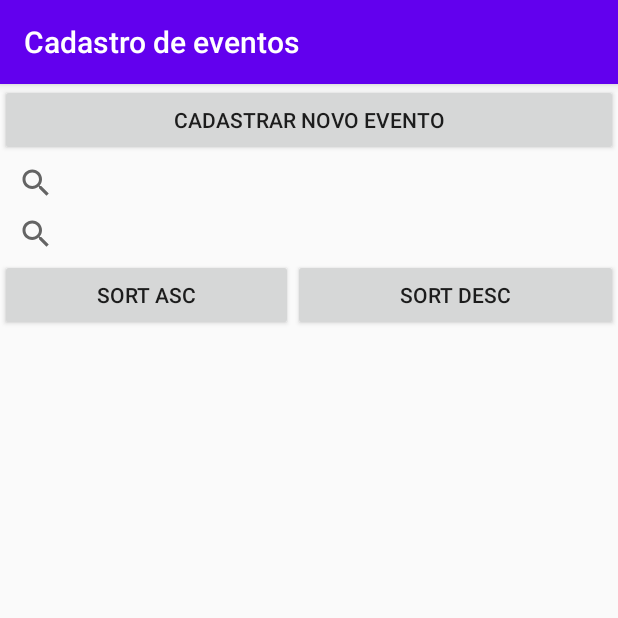
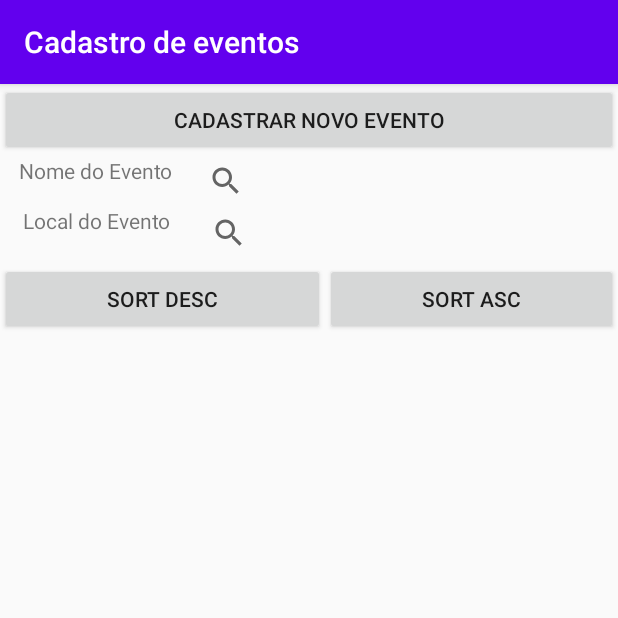
Before and after one commit to fontanfellipe/sistema-de-eventos, an Android app: the screen it shows after launch (MainActivity), on a phone screen of 412 x 824 dp, the top half of it. Run offline under Robolectric (Android 15) with nearby library versions, the phone set to English and light mode, and no system bars.

Commit message:
06-11 - Commit

```diff
--- a/app/src/main/java/br/senai/sc/sistemaeventos/MainActivity.java
+++ b/app/src/main/java/br/senai/sc/sistemaeventos/MainActivity.java
@@ -22,7 +22,6 @@ public class MainActivity extends AppCompatActivity {
     private ListView listViewEventos;
     private ArrayAdapter<Evento> adapterEventos;
     private int id = 0;
-
 
     @Override
     protected void onCreate(Bundle savedInstanceState) {
--- a/app/src/main/java/br/senai/sc/sistemaeventos/database/DatabaseDBHelper.java
+++ b/app/src/main/java/br/senai/sc/sistemaeventos/database/DatabaseDBHelper.java
@@ -3,9 +3,7 @@ package br.senai.sc.sistemaeventos.database;
 import android.content.Context;
 import android.database.sqlite.SQLiteDatabase;
 import android.database.sqlite.SQLiteOpenHelper;
-
 import androidx.annotation.Nullable;
-
 import br.senai.sc.sistemaeventos.database.contract.EventContract;
 
 public class DatabaseDBHelper extends SQLiteOpenHelper {
--- a/app/src/main/java/br/senai/sc/sistemaeventos/modelo/Evento.java
+++ b/app/src/main/java/br/senai/sc/sistemaeventos/modelo/Evento.java
@@ -52,6 +52,6 @@ public class Evento implements Serializable {
     }
 
     public String toString() {
-        return id + " - Nome do evento: " + nome + "\n  Local do Evento: " + local + "\n  Data do Evento: " + data;
+        return id + " - Nome do evento: " + nome + "  \n   - Local do Evento: " + local + "\n   - Data do Evento: " + data;
     }
 }
--- a/app/src/main/res/layout/activity_main.xml
+++ b/app/src/main/res/layout/activity_main.xml
@@ -18,32 +18,54 @@
             android:onClick="onClickNovoEvento"
             android:text="Cadastrar Novo Evento" />
 
-        <SearchView
-            android:id="@+id/busca_local"
+        <LinearLayout
             android:layout_width="match_parent"
-            android:layout_height="35dp">
+            android:layout_height="wrap_content"
+            android:orientation="horizontal">
 
-        </SearchView>
+            <TextView
+                android:id="@+id/labelNome"
+                android:layout_width="wrap_content"
+                android:layout_height="wrap_content"
+                android:layout_weight="1"
+                android:text="Nome do Evento"
+                android:textAlignment="center" />
 
-        <SearchView
-            android:id="@+id/busca_nome"
+            <SearchView
+                android:id="@+id/busca_nome"
+                android:layout_width="285dp"
+                android:layout_height="33dp"
+                android:visibility="visible">
+
+            </SearchView>
+        </LinearLayout>
+
+        <LinearLayout
             android:layout_width="match_parent"
-            android:layout_height="33dp"
-            android:visibility="visible" >
+            android:layout_height="38dp"
+            android:orientation="horizontal">
 
-        </SearchView>
+            <TextView
+                android:id="@+id/textView2"
+                android:layout_width="wrap_content"
+                android:layout_height="wrap_content"
+                android:layout_weight="1"
+                android:text="Local do Evento"
+                android:textAlignment="center" />
+
+            <SearchView
+                android:id="@+id/busca_local"
+                android:layout_width="283dp"
+                android:layout_height="35dp">
+
+            </SearchView>
+
+        </LinearLayout>
 
         <LinearLayout
             android:layout_width="match_parent"
             android:layout_height="wrap_content"
             android:orientation="horizontal">
-
-            <Button
-                android:id="@+id/btn_sort_asc"
-                android:layout_width="195dp"
-                android:layout_height="wrap_content"
-                android:onClick="onClickOrdernarAsc"
-                android:text="Sort Asc" />
 
             <Button
                 android:id="@+id/btn_sort_desc"
@@ -52,6 +74,13 @@
                 android:layout_weight="1"
                 android:onClick="onClickOrdernarDesc"
                 android:text="Sort Desc" />
+
+            <Button
+                android:id="@+id/btn_sort_asc"
+                android:layout_width="195dp"
+                android:layout_height="wrap_content"
+                android:onClick="onClickOrdernarAsc"
+                android:text="Sort Asc" />
         </LinearLayout>
 
         <ListView
```
Also changed, not shown: app/src/main/java/br/senai/sc/sistemaeventos/database/EventoDAO.java (+0 -18 lines).
